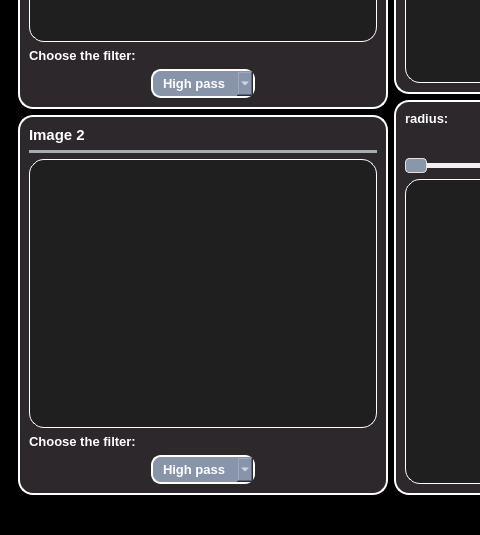
The window that MainWindow.ui (ComputerVision-Projects/Image-Enhancement-Processing-Lab) describes before a commit, drawn with Qt 5; both pictures show x 0 to 480 and y 359 to 894 of the 1157 by 894 pixel window.
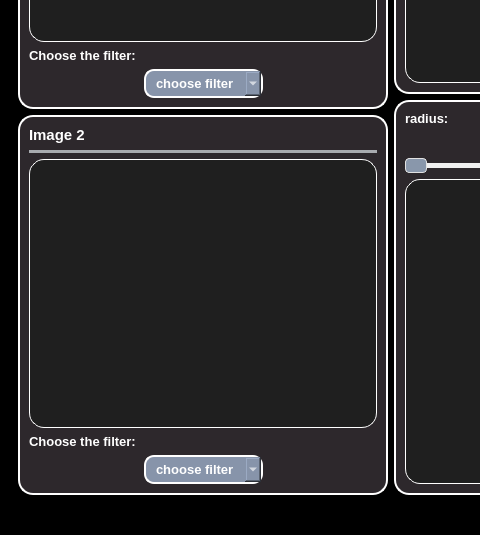
The same window after the commit. The open tabs and pages were chosen to show the change.

```diff
--- a/MainWindow.ui
+++ b/MainWindow.ui
@@ -2201,6 +2201,12 @@
 
 }</string>
                            </property>
+                            <item>
+                            <property name="text">
+                             <string>choose filter</string>
+                            </property>
+                           </item>
+                           
                            <item>
                             <property name="text">
                              <string>High pass</string>
@@ -2380,6 +2386,12 @@
 
 }</string>
                            </property>
+                            <item>
+                            <property name="text">
+                             <string>choose filter</string>
+                            </property>
+                           </item>
+                        
                            <item>
                             <property name="text">
                              <string>High pass</string>
```
